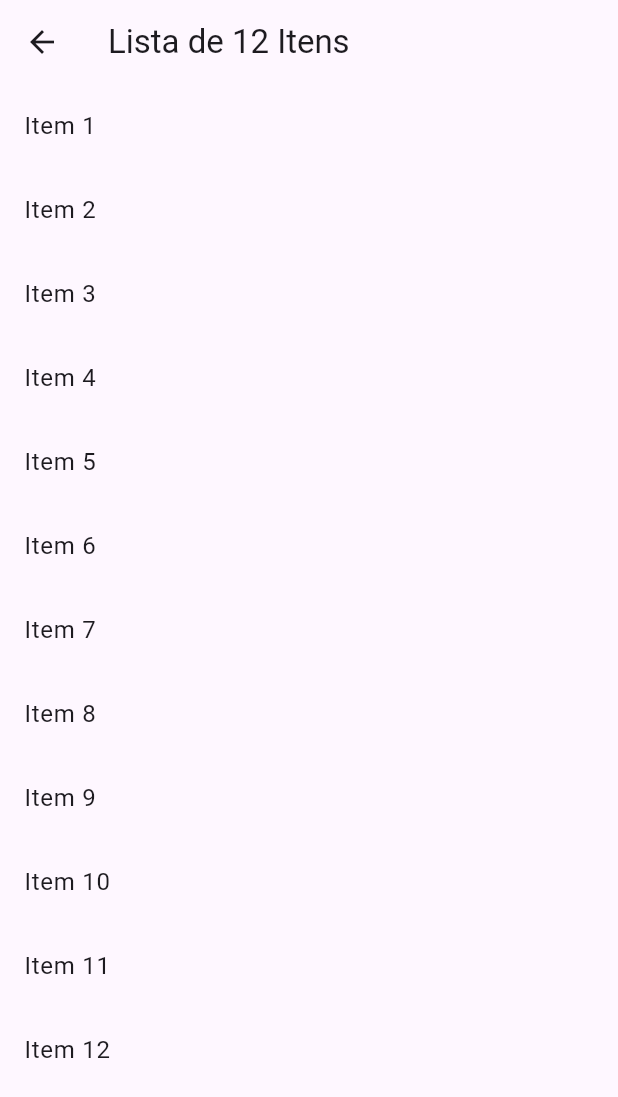
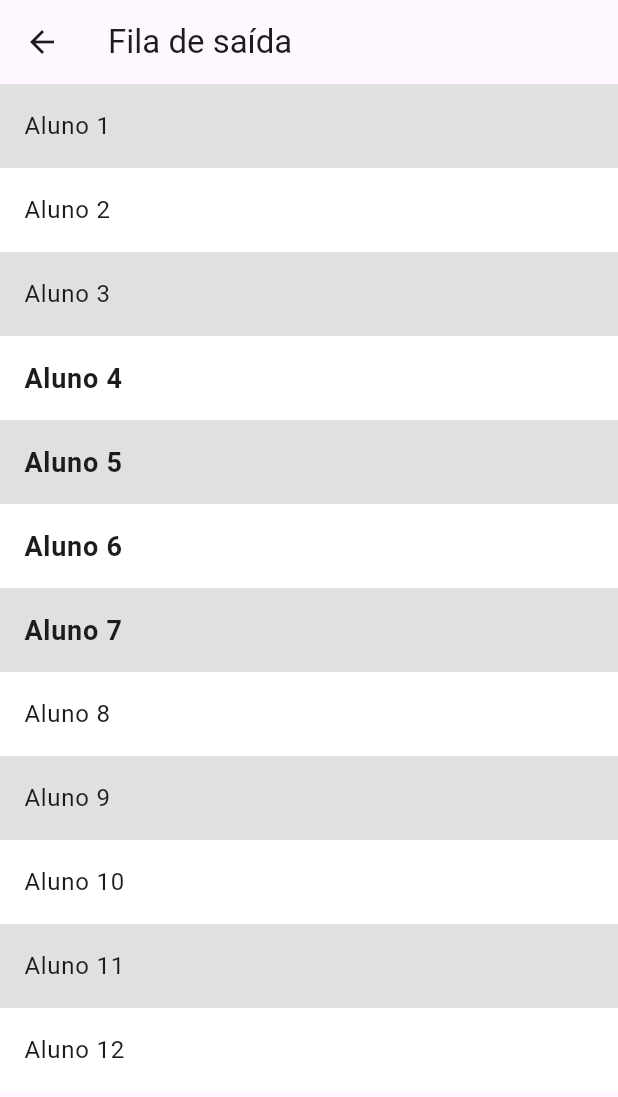
Before and after one commit to miltonfel/drivethruescolar_FE, a Flutter app: the ItemsListPage screen opened by its route, on a phone screen of 412 x 824 dp. Shown: the top 1097 px of the screen. Run offline on Flutter 3.47's test engine with Material 3 defaults, Android fonts, the phone set to English and light mode, and no system bars.

Commit message:
Ajustes Layout

```diff
--- a/drive_thru_fe/lib/views/items_list_page.dart
+++ b/drive_thru_fe/lib/views/items_list_page.dart
@@ -4,12 +4,30 @@ class ItemsListPage extends StatelessWidget {
   @override
   Widget build(BuildContext context) {
     return Scaffold(
-      appBar: AppBar(title: Text('Lista de 12 Itens')),
+      appBar: AppBar(title: Text('Fila de saída')), // Título da AppBar
       body: ListView.builder(
         itemCount: 12,
         itemBuilder: (context, index) {
-          return ListTile(
-            title: Text('Item ${index + 1}'),
+          // Alterna entre cinza e branco
+          Color backgroundColor =
+              (index % 2 == 0) ? Colors.grey[300]! : Colors.white;
+
+          // Define o estilo do texto
+          TextStyle textStyle;
+          if (index >= 3 && index <= 6) {
+            // Itens 4 a 7 (índices 3 a 6)
+            textStyle = TextStyle(
+                fontWeight: FontWeight.bold, fontSize: 18); // Negrito e maior
+          } else {
+            textStyle = TextStyle(fontSize: 16); // Tamanho normal
+          }
+
+          return Container(
+            color: backgroundColor,
+            child: ListTile(
+              title: Text('Aluno ${index + 1}',
+                  style: textStyle), // Aplicar estilo ao texto
+            ),
           );
         },
       ),
```
Also changed, not shown: drive_thru_fe/lib/views/items_list_page_short.dart (+11 -3 lines).
